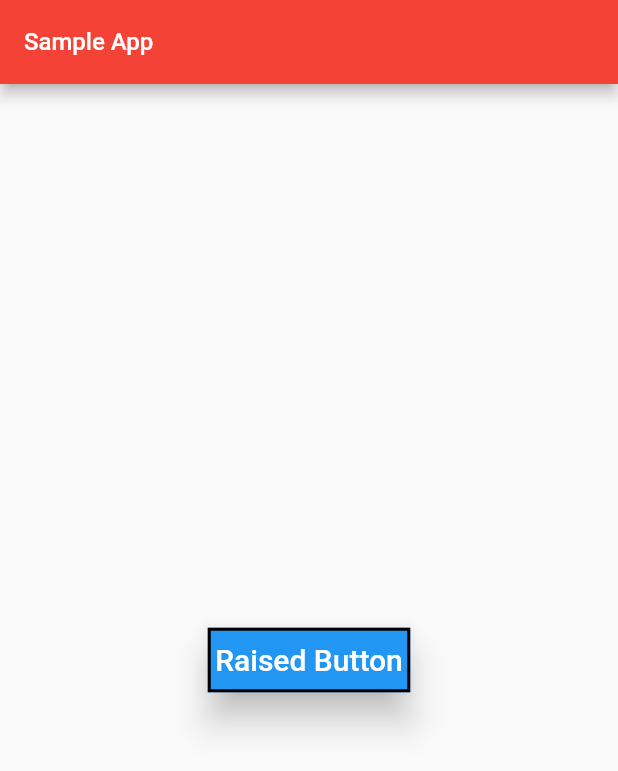
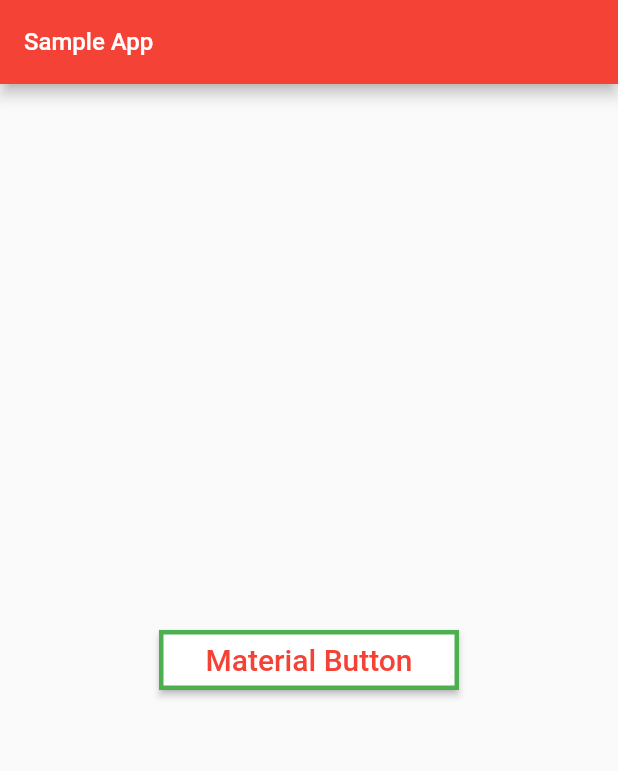
Before and after one commit to Rafid-tawhid/flutter1, a Flutter app: the screen it shows after launch, on a phone screen of 412 x 824 dp. Shown: the top 771 px of the screen. Run offline on Flutter 3.47's test engine with Material 2 defaults, Android fonts, the phone set to English and light mode, and no system bars.

Commit message:
material button

```diff
--- a/lib/main.dart
+++ b/lib/main.dart
@@ -22,19 +22,15 @@ class myApp extends StatelessWidget {
 
         ),
         body: Center(
-          child: RaisedButton(
+          child: MaterialButton(
             onPressed: (){},
-            textColor: Colors.white,
-            color: Colors.blue,
-            elevation: 10.0,
-            shape: Border.all(width: 2.0,color: Colors.black),
-            highlightElevation: 30,
-            highlightColor: Colors.deepOrange,
-            padding: EdgeInsets.symmetric(vertical: 10.0,horizontal: 5.0),
-            child: Text(
-              "Raised Button",
-              style: TextStyle(fontSize: 20.0),
-            ),
+            splashColor: Colors.blue,
+            height: 40,
+            minWidth: 200,
+            // shape: RoundedRectangleBorder(borderRadius: BorderRadius.circular(15) ),
+            shape: Border.all(color: Colors.green,width: 3),
+            child: Text("Material Button",style: TextStyle(fontSize: 20,color: Colors.red),),
+            color: Colors.white,
 
           )
         ),
```
